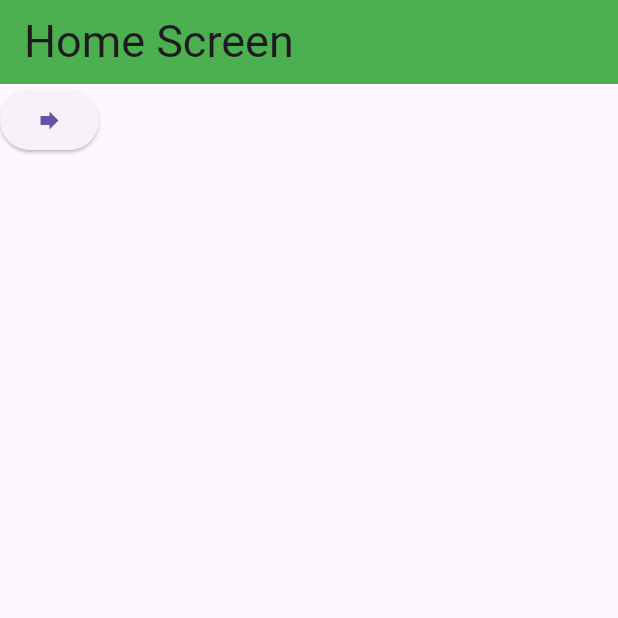
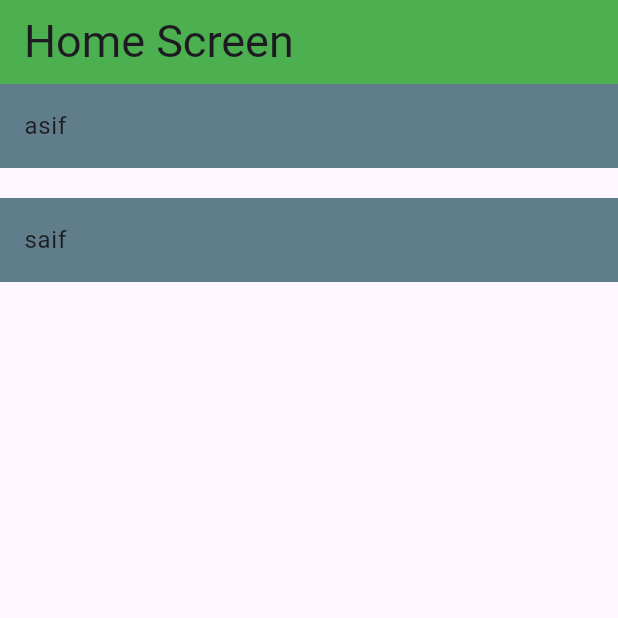
Before and after one commit to hasfarwork/Flutter-assignments, a Flutter app: the screen it shows after launch, on a phone screen of 412 x 824 dp, the top half of it. Run offline on Flutter 3.47's test engine with Material 3 defaults, Android fonts, the phone set to English and light mode, and no system bars.

```diff
--- a/lib/home_screen.dart
+++ b/lib/home_screen.dart
@@ -1,9 +1,13 @@
+import 'package:firstflutter/about_screen.dart';
 import 'package:firstflutter/profile_screen.dart';
 import 'package:flutter/material.dart';
 
 class HomeScreen extends StatelessWidget {
-  const HomeScreen({super.key});
-
+  HomeScreen({super.key});
+  List<Map> details = [
+    {"name": "asif", "age": 27, "city": "lahore"},
+    {"name": "saif", "age": 30, "city": "Karachi"},
+  ];
   @override
   Widget build(BuildContext context) {
     return Scaffold(
@@ -12,16 +16,26 @@ class HomeScreen extends StatelessWidget {
 
         title: Text("Home Screen", style: TextStyle(fontSize: 30)),
       ),
-      body: ElevatedButton(
-        onPressed: () {
-          Navigator.push(
-            context,
-            MaterialPageRoute(
-              builder: (context) => ProfileScreen(name: "HAAN"),
+      body: ListView.builder(
+        itemCount: details.length,
+        itemBuilder: (context, index) {
+          return Container(
+            margin: EdgeInsets.only(bottom: 20),
+            child: ListTile(
+              title: Text(details[index]['name']),
+              tileColor: Colors.blueGrey,
+              onTap: () {
+                Navigator.push(
+                  context,
+                  MaterialPageRoute(
+                    builder:
+                        (context) => AboutScreen(studentData: details[index]),
+                  ),
+                );
+              },
             ),
           );
         },
-        child: Icon(Icons.forward),
       ),
     );
   }
```
Also changed, not shown: lib/about_screen.dart (+14 -7 lines), lib/profile_screen.dart (+36 -36 lines).
